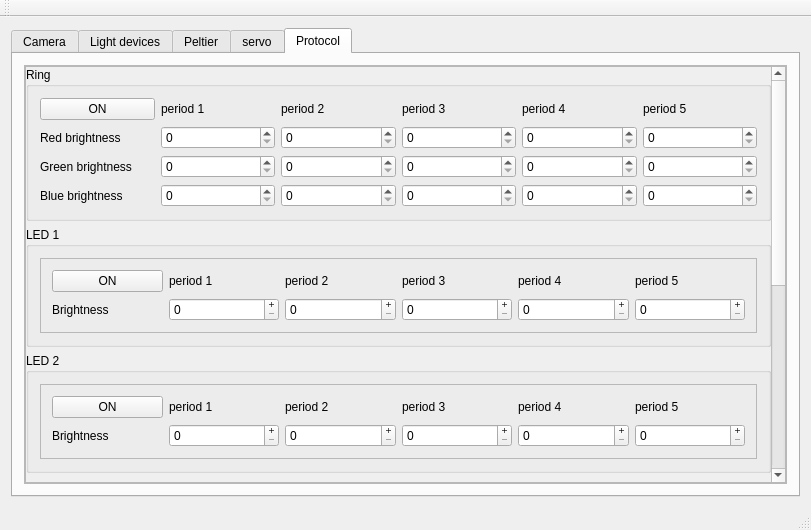
This is GUI_2.1/scrolls.ui in amchagas/Flypi as Qt 5 draws it before an edit. The edited form follows.
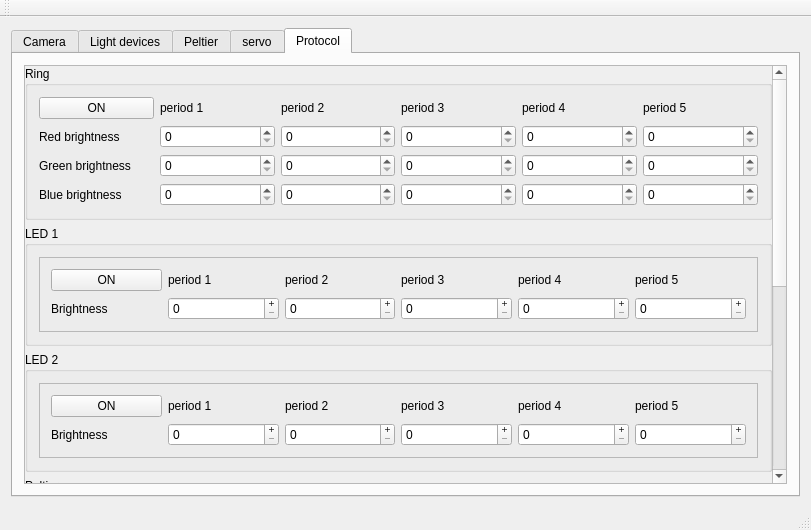
This is the edited form. The open tabs and pages were chosen to show the change.

```diff
--- a/GUI_2.1/scrolls.ui
+++ b/GUI_2.1/scrolls.ui
@@ -2597,6 +2597,14 @@
            </property>
            <item row="0" column="0">
             <widget class="QScrollArea" name="scrollArea_5">
+             <property name="styleSheet">
+              <string notr="true">QScrollArea { background: transparent; }
+QScrollArea &gt; QWidget &gt; QWidget { background: transparent; }
+QScrollArea &gt; QWidget &gt; QScrollBar { background: 0; }</string>
+             </property>
+             <property name="frameShape">
+              <enum>QFrame::NoFrame</enum>
+             </property>
              <property name="widgetResizable">
               <bool>true</bool>
              </property>
@@ -2604,9 +2612,9 @@
               <property name="geometry">
                <rect>
                 <x>0</x>
-                <y>-239</y>
-                <width>748</width>
-                <height>687</height>
+                <y>-256</y>
+                <width>750</width>
+                <height>669</height>
                </rect>
               </property>
               <layout class="QGridLayout" name="gridLayout_15">
```
Left out of the diff: 59 changed lines with no effect on the pictures.
